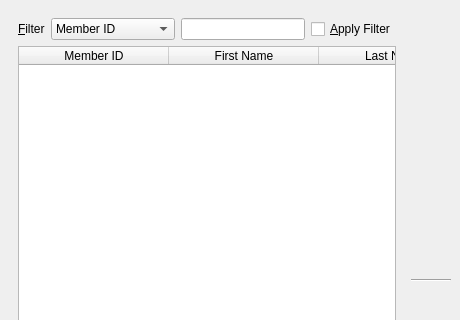
Qt form UI/biblioteq_members_browser.ui (textbrowser/biblioteq) before a commit; both pictures show x 0 to 460 and y 0 to 320 of the 460 by 635 pixel window.
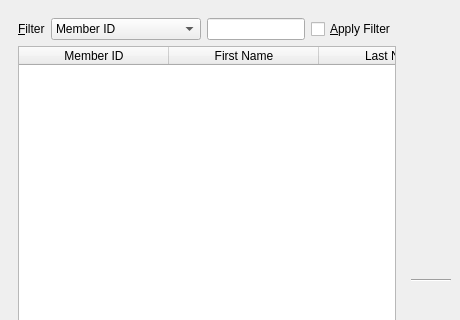
The same form after that commit. Icons and pictures are not drawn.

```diff
--- a/UI/biblioteq_members_browser.ui
+++ b/UI/biblioteq_members_browser.ui
@@ -36,15 +36,12 @@
          </item>
          <item>
           <widget class="QComboBox" name="filtertype">
-           <property name="sizePolicy">
-            <sizepolicy hsizetype="Expanding" vsizetype="Fixed">
-             <horstretch>0</horstretch>
-             <verstretch>0</verstretch>
-            </sizepolicy>
-           </property>
            <property name="sizeAdjustPolicy">
             <enum>QComboBox::AdjustToContents</enum>
            </property>
+           <property name="minimumContentsLength">
+            <number>15</number>
+           </property>
            <item>
             <property name="text">
              <string>Member ID</string>
```
